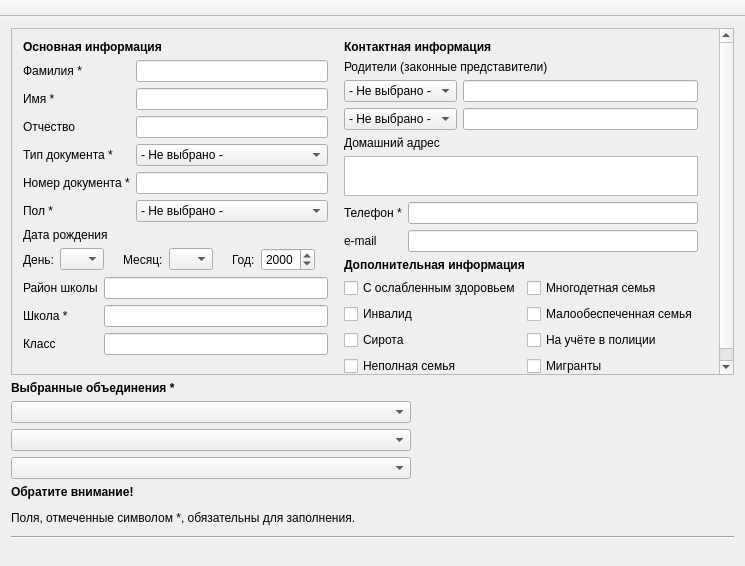
Old version of the form mainwindow.ui in the repository aksenoff/FormUdod.
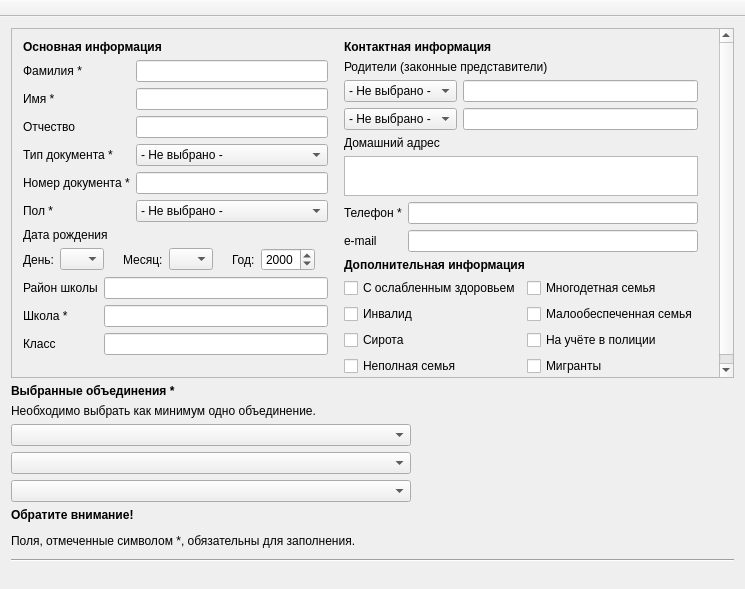
New version of the form.

Commit message: Добавлено окно помощи

```diff
--- a/mainwindow.ui
+++ b/mainwindow.ui
@@ -7,7 +7,7 @@
     <x>0</x>
     <y>0</y>
     <width>745</width>
-    <height>566</height>
+    <height>589</height>
    </rect>
   </property>
   <property name="windowTitle">
@@ -29,7 +29,7 @@
          <x>0</x>
          <y>0</y>
          <width>725</width>
-         <height>356</height>
+         <height>360</height>
         </rect>
        </property>
        <layout class="QHBoxLayout" name="horizontalLayout_2">
@@ -835,6 +835,13 @@
       </property>
      </widget>
     </item>
+    <item>
+     <widget class="QLabel" name="label_23">
+      <property name="text">
+       <string>Необходимо выбрать как минимум одно объединение.</string>
+      </property>
+     </widget>
+    </item>
     <item>
      <widget class="QComboBox" name="ass1">
       <property name="sizePolicy">
```
The commit also changes 2 other files.
